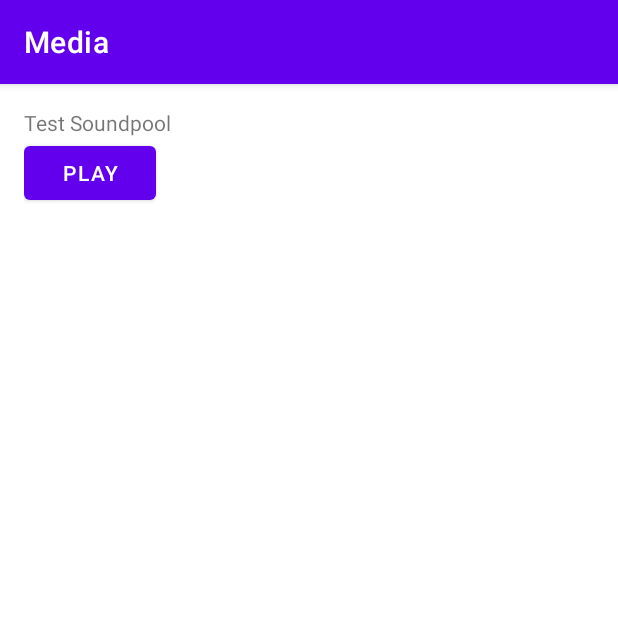
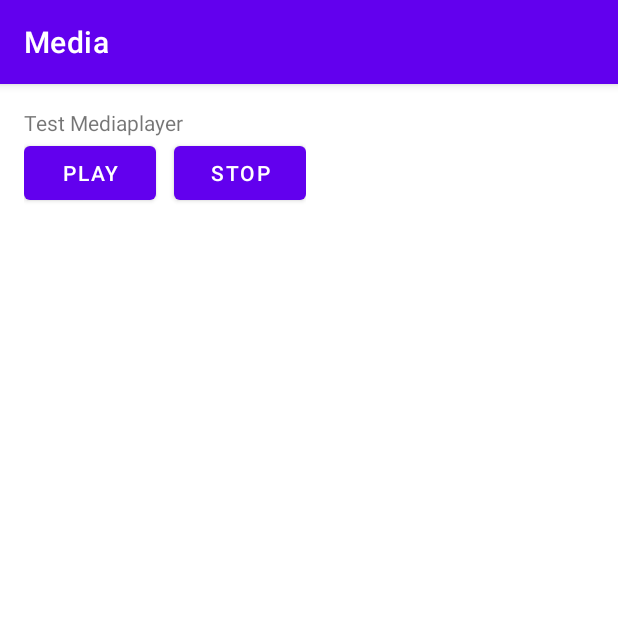
Before and after one commit to AnandaDwiprayoga/Media-Android, an Android app: the screen it shows after launch (MainActivity), after a tap on "PLAY", on a phone screen of 412 x 824 dp, the top half of it. Run offline under Robolectric (Android 15) with nearby library versions, the phone set to English and light mode, and no system bars.

Commit message:
finish media player

```diff
--- a/app/src/main/java/com/pasukanlangit/id/media/MainActivity.kt
+++ b/app/src/main/java/com/pasukanlangit/id/media/MainActivity.kt
@@ -1,39 +1,65 @@
 package com.pasukanlangit.id.media
 
+import android.media.AudioAttributes
+import android.media.MediaPlayer
 import android.media.SoundPool
 import android.os.Bundle
 import android.view.View
 import android.widget.Toast
 import androidx.appcompat.app.AppCompatActivity
+import java.io.IOException
 
 class MainActivity : AppCompatActivity() {
 
-    private lateinit var sp: SoundPool
-    private var soundId: Int = 0
-    private var spLoaded = false
+    private var mMediaPlayer: MediaPlayer? = null
+    private var isReady: Boolean = false
 
     override fun onCreate(savedInstanceState: Bundle?) {
         super.onCreate(savedInstanceState)
         setContentView(R.layout.activity_main)
 
-        sp = SoundPool.Builder()
-            .setMaxStreams(10)
+        init()
+    }
+
+    private fun init(){
+        mMediaPlayer = MediaPlayer()
+        val attribute = AudioAttributes.Builder()
+            .setUsage(AudioAttributes.USAGE_MEDIA)
+            .setContentType(AudioAttributes.CONTENT_TYPE_SONIFICATION)
             .build()
 
-        sp.setOnLoadCompleteListener { soundPool, sampleId, status ->
-            if(status == 0){
-                spLoaded = true
-            }else{
-                Toast.makeText(this@MainActivity, "Gagal load", Toast.LENGTH_SHORT).show()
-            }
+        mMediaPlayer?.setAudioAttributes(attribute)
+        val afd = applicationContext.resources.openRawResourceFd(R.raw.sword)
+        try {
+            mMediaPlayer?.setDataSource(afd.fileDescriptor, afd.startOffset, afd.length)
+        }catch(e: IOException){
+            e.printStackTrace()
         }
 
-        soundId = sp.load(this, R.raw.clinking_glasses, 1)
+        mMediaPlayer?.setOnPreparedListener {
+            isReady = true
+            mMediaPlayer?.start()
+        }
+
+        mMediaPlayer?.setOnErrorListener { _, _, _ -> false }
+
     }
 
     fun onPlay(view: View) {
-        if(spLoaded){
-            sp.play(soundId, 1f,1f,0,0,1f)
+        if(!isReady){
+            mMediaPlayer?.prepareAsync()
+        }else{
+            if(mMediaPlayer?.isPlaying == true){
+                mMediaPlayer?.pause()
+            }else{
+                mMediaPlayer?.start()
+            }
+        }
+    }
+    fun onStop(view: View) {
+        if(mMediaPlayer?.isPlaying == true || isReady){
+            mMediaPlayer?.stop()
+            isReady = false
         }
     }
 }
--- a/app/src/main/res/layout/activity_main.xml
+++ b/app/src/main/res/layout/activity_main.xml
@@ -11,12 +11,25 @@
     <TextView
         android:layout_width="wrap_content"
         android:layout_height="wrap_content"
-        android:text="@string/text_sound_pool" />
-    <Button
-        android:id="@+id/btn_sound_pool"
+        android:text="@string/text_mediaplayer" />
+
+    <LinearLayout
         android:layout_width="wrap_content"
         android:layout_height="wrap_content"
-        android:text="@string/btn_text_play"
-        android:onClick="onPlay"/>
+        android:orientation="horizontal">
+        <Button
+            android:id="@+id/btn_play"
+            android:layout_width="wrap_content"
+            android:layout_height="wrap_content"
+            android:text="@string/btn_text_play"
+            android:onClick="onPlay"/>
+        <Button
+            android:id="@+id/btn_stop"
+            android:layout_width="wrap_content"
+            android:layout_height="wrap_content"
+            android:layout_marginStart="12dp"
+            android:text="@string/btn_text_stop"
+            android:onClick="onStop"/>
+    </LinearLayout>
 
 </LinearLayout>
--- a/app/src/main/res/values/strings.xml
+++ b/app/src/main/res/values/strings.xml
@@ -1,5 +1,6 @@
 <resources>
     <string name="app_name">Media</string>
     <string name="btn_text_play">Play</string>
-    <string name="text_sound_pool">Test Soundpool</string>
+    <string name="text_mediaplayer">Test Mediaplayer</string>
+    <string name="btn_text_stop">Stop</string>
 </resources>
```
Also changed, not shown: 1 other file.
